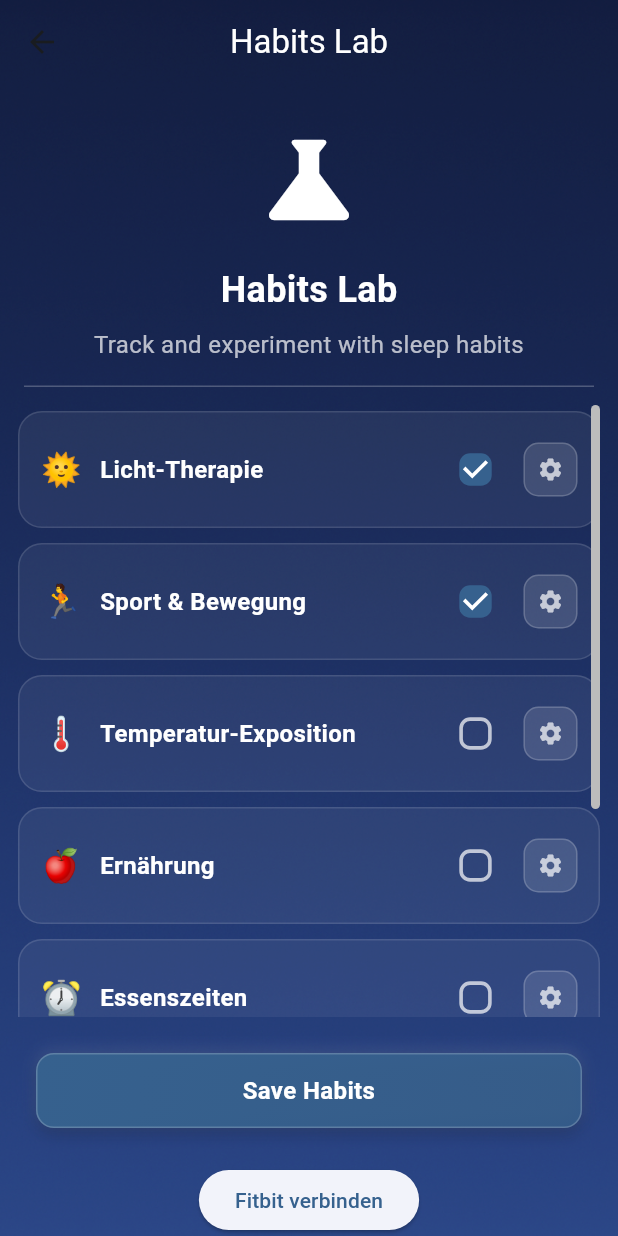
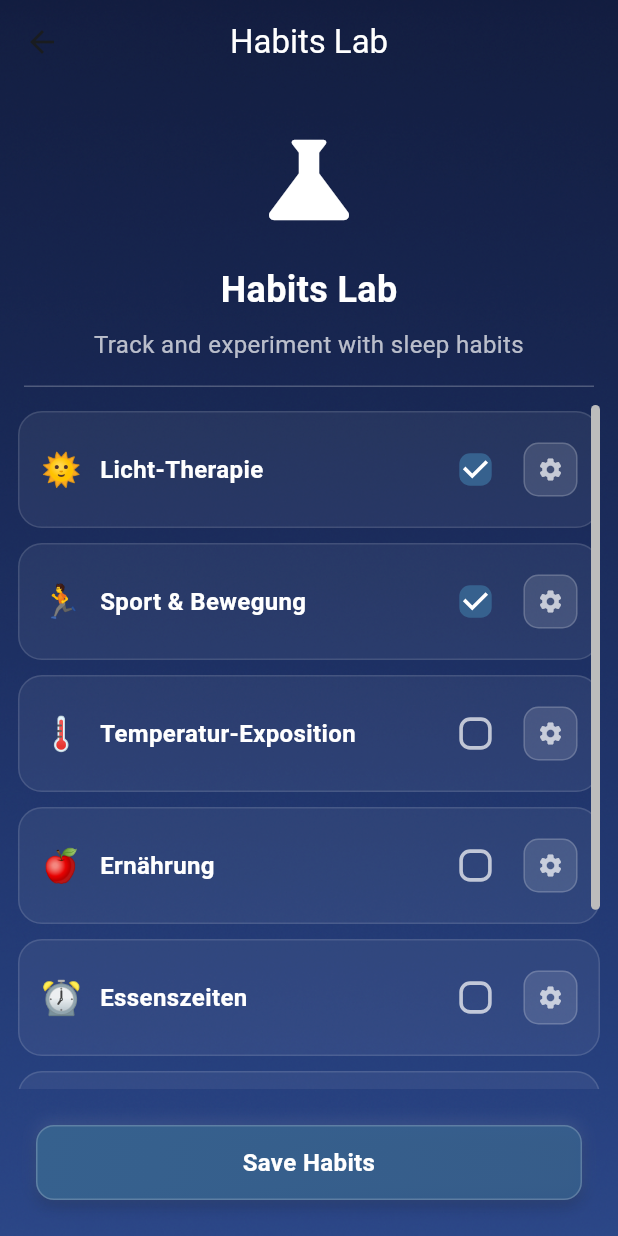
Before and after one commit to Veit-Kramer-Schoeggl/sleepbalance, a Flutter app: the HabitsScreen screen opened directly, on a phone screen of 412 x 824 dp. Run offline on Flutter 3.47's test engine with Material 3 defaults, Android fonts, the phone set to English and light mode, and no system bars; our stand-ins replace shared_preferences, sqflite; accounts and stored records are empty.

Commit message:
updates usage of habits_screen.dart

```diff
--- a/lib/features/habits_lab/presentation/screens/habits_screen.dart
+++ b/lib/features/habits_lab/presentation/screens/habits_screen.dart
@@ -1,14 +1,37 @@
 import 'package:flutter/material.dart';
 import '../../../../shared/widgets/ui/background_wrapper.dart';
 import '../../../../shared/widgets/ui/acceptance_button.dart';
-import 'package:sleepbalance/fitbit_test.dart';
+
+// TODO: Remove fitbit_test import - file has been removed from version control
+// import 'package:sleepbalance/fitbit_test.dart';
+
+// TODO: Import module metadata when implementing proper architecture
+// import 'package:sleepbalance/modules/shared/constants/module_metadata.dart';
+
+// TODO: Import ViewModel and Provider when implementing MVVM pattern
+// import 'package:provider/provider.dart';
+// import '../viewmodels/habits_viewmodel.dart';
 
 /// Habits Lab screen for sleep habit tracking and experimentation
+///
+/// TODO: Refactor to use MVVM pattern with Provider (see REPORT.md)
+/// Current implementation uses local state - needs to be connected to:
+/// - HabitsViewModel (to be created)
+/// - ModuleConfigRepository (for database persistence)
+/// - ModuleMetadata (for centralized module information)
 class HabitsScreen extends StatelessWidget {
   const HabitsScreen({super.key});
 
   @override
   Widget build(BuildContext context) {
+    // TODO: Wrap with ChangeNotifierProvider when HabitsViewModel is ready
+    // return ChangeNotifierProvider(
+    //   create: (_) => HabitsViewModel(
+    //     repository: context.read<ModuleConfigRepository>(),
+    //   )..loadModules(userId),
+    //   child: _HabitsScreenContent(),
+    // );
+
     return BackgroundWrapper(
       imagePath: 'assets/images/main_background.png',
       overlayOpacity: 0.3,
@@ -69,6 +92,8 @@ class HabitsScreen extends StatelessWidget {
               child: AcceptanceButton(
                 text: 'Save Habits',
                 onPressed: () {
+                  // TODO: Replace with actual save logic via ViewModel
+                  // Should call: viewModel.saveModuleConfigs(userId)
                   // Handle save action
                   ScaffoldMessenger.of(context).showSnackBar(
                     const SnackBar(
@@ -80,12 +105,14 @@ class HabitsScreen extends StatelessWidget {
                 width: double.infinity,
               ),
             ),
-            ElevatedButton(
-              onPressed: () {
-                Navigator.pushNamed(context, '/fitbit');
-              },
-              child: const Text('Fitbit verbinden'),
-            ),
+            // TODO: Remove this test button - replaced by proper wearable integration
+            // See: WEARABLES_INTEGRATION_REPORT.md for implementation plan
+            // ElevatedButton(
+            //   onPressed: () {
+            //     Navigator.pushNamed(context, '/fitbit');
+            //   },
+            //   child: const Text('Fitbit verbinden'),
+            // ),
 
           ],
         ),
@@ -94,7 +121,9 @@ class HabitsScreen extends StatelessWidget {
   }
 }
 
-//einfache List mit local state
+// TODO: Replace this widget with proper ViewModel-connected version
+// Simple list with local state (temporary implementation)
+// See: lib/features/habits_lab/REPORT.md for refactoring steps
 class _SimpleModulesList extends StatefulWidget {
   const _SimpleModulesList();
 
@@ -103,7 +132,9 @@ class _SimpleModulesList extends StatefulWidget {
 }
 
 class _SimpleModulesListState extends State<_SimpleModulesList> {
-  // Moduli (titoli in tedesco + emoji, come nello screenshot)
+  // TODO: Replace hardcoded module list with data from ModuleMetadata
+  // Should use: getAvailableModules() from module_metadata.dart
+  // Modules (German titles + emoji, as in screenshot)
   final List<_Module> _modules = const [
     _Module(id: 'light', title: 'Licht-Therapie', emoji: '🌞'),
     _Module(id: 'sport', title: 'Sport & Bewegung', emoji: '🏃'),
@@ -114,7 +145,9 @@ class _SimpleModulesListState extends State<_SimpleModulesList> {
     _Module(id: 'med', title: 'Meditation', emoji: '🧘'),
   ];
 
-  // Welche sind Aktiv (zum Beispiel die erste zwei)
+  // TODO: Replace local state with ViewModel
+  // Should use: viewModel.isModuleActive(moduleId)
+  // Which are active (example: first two)
   final Set<String> _active = {'light', 'sport'};
 
   @override
@@ -168,6 +201,8 @@ class _SimpleModulesListState extends State<_SimpleModulesList> {
                       child: Checkbox(
                         value: isOn,
                         onChanged: (_) {
+                          // TODO: Replace with ViewModel call
+                          // Should call: viewModel.toggleModule(userId, moduleId)
                           setState(() {
                             if (isOn) {
                               _active.remove(m.id);
@@ -190,7 +225,9 @@ class _SimpleModulesListState extends State<_SimpleModulesList> {
 
                     const SizedBox(width: 8),
 
-                    // settings
+                    // Settings button
+                    // TODO: Navigate to module-specific config screen
+                    // Should call: viewModel.openModuleConfig(context, userId, moduleId)
                     _GearButton(onTap: () {
                       showDialog(
                         context: context,
@@ -225,7 +262,7 @@ class _SimpleModulesListState extends State<_SimpleModulesList> {
   }
 }
 
-/// kleine taste "settings" mit look pill
+// Small "settings" button with pill look
 class _GearButton extends StatelessWidget {
   final VoidCallback onTap;
   const _GearButton({required this.onTap});
@@ -248,7 +285,8 @@ class _GearButton extends StatelessWidget {
   }
 }
 
-/// minimal Model für die Liste
+// TODO: Remove this local model when using ModuleMetadata
+// Minimal model for the list
 class _Module {
   final String id;
   final String title;
--- a/lib/main.dart
+++ b/lib/main.dart
@@ -23,7 +23,6 @@ import 'modules/shared/domain/repositories/module_config_repository.dart';
 import 'modules/shared/domain/services/module_registry.dart';
 import 'shared/constants/database_constants.dart';
 import 'shared/screens/app/splash_screen.dart';
-import 'fitbit_test.dart';
 
 void main() async {
   // Ensure Flutter binding is initialized before async operations
@@ -183,10 +182,10 @@ class SleepBalanceApp extends StatelessWidget {
         useMaterial3: true,
       ),
       home: const SplashScreen(),
-      routes: {
-        '/fitbit': (context) => const FitbitTest(),
-      }
-
+      // TODO: Add wearable connection screen route when implementing WEARABLES_INTEGRATION_REPORT.md
+      // routes: {
+      //   '/wearables': (context) => const WearableSettingsScreen(),
+      // },
     );
   }
 }
```
